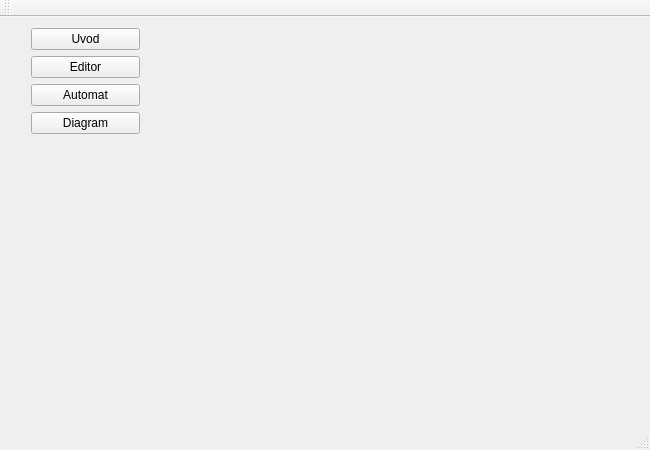
Above: T-Rex/mainwindow.ui from michael-s92/rs15-26 before the change. Below: the same form after it.
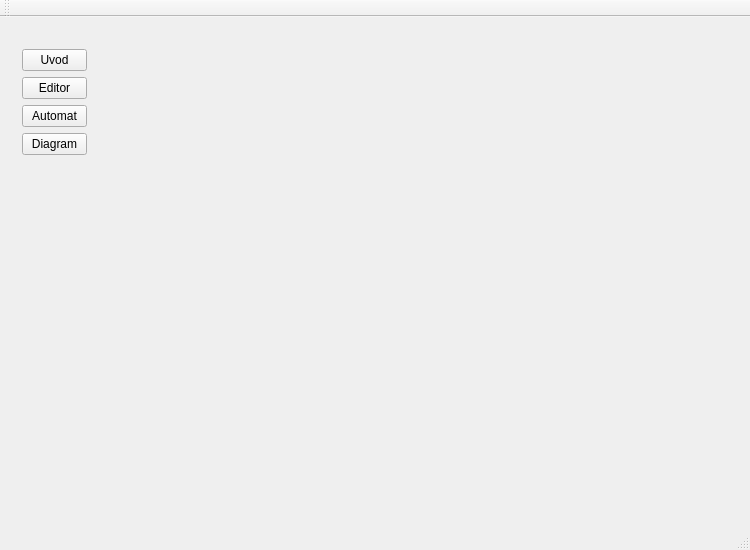
That is the form after the change.

Patch:
```diff
--- a/T-Rex/mainwindow.ui
+++ b/T-Rex/mainwindow.ui
@@ -6,8 +6,8 @@
    <rect>
     <x>0</x>
     <y>0</y>
-    <width>650</width>
-    <height>450</height>
+    <width>750</width>
+    <height>550</height>
    </rect>
   </property>
   <property name="windowTitle">
@@ -17,10 +17,10 @@
    <widget class="QWidget" name="layoutWidget">
     <property name="geometry">
      <rect>
-      <x>20</x>
-      <y>0</y>
-      <width>131</width>
-      <height>221</height>
+      <x>11</x>
+      <y>21</y>
+      <width>87</width>
+      <height>128</height>
      </rect>
     </property>
     <layout class="QVBoxLayout" name="verticalLayout">
@@ -60,6 +60,16 @@
      </item>
     </layout>
    </widget>
+   <widget class="QStackedWidget" name="stackedWidget">
+    <property name="geometry">
+     <rect>
+      <x>180</x>
+      <y>50</y>
+      <width>550</width>
+      <height>400</height>
+     </rect>
+    </property>
+   </widget>
   </widget>
   <widget class="QMenuBar" name="menuBar">
    <property name="geometry">
```
Left out of the diff: 4 changed lines with no effect on the pictures.
